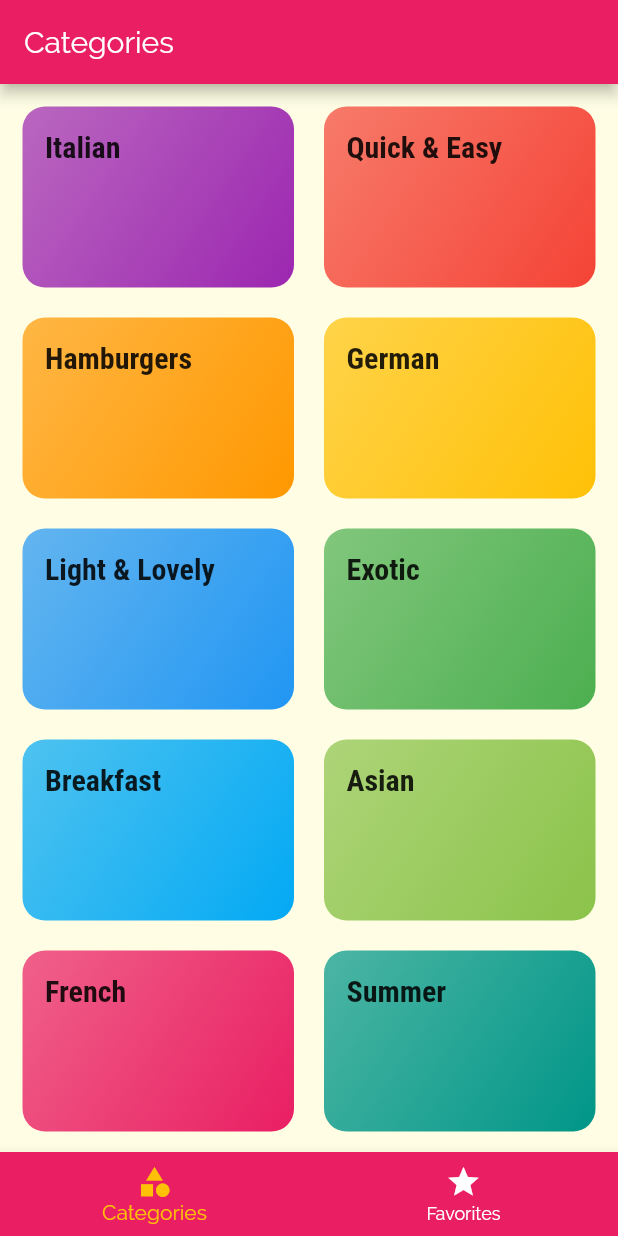
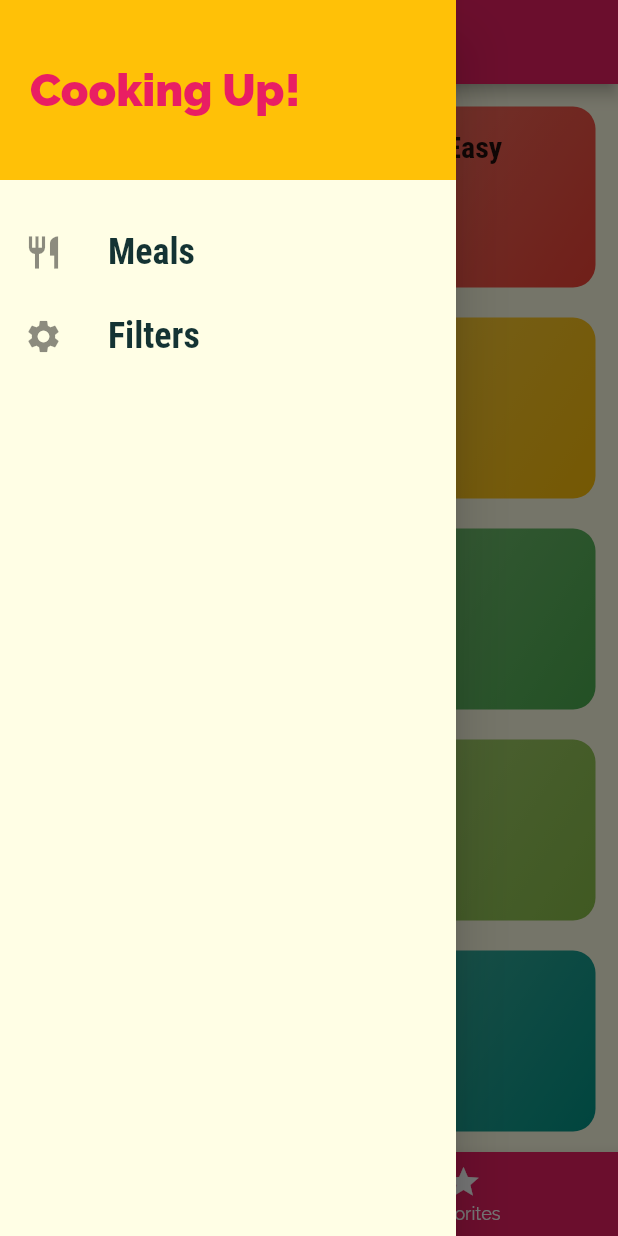
Before and after one commit to DeleMike/Meals, a Flutter app: the screen it shows after launch, with the side drawer open (before the commit the screen has no drawer), on a phone screen of 412 x 824 dp. Run offline on Flutter 3.47's test engine with Material 2 defaults, Android fonts, the phone set to English and light mode, and no system bars.

Commit message:
add filters and favorites functons

```diff
--- a/lib/main.dart
+++ b/lib/main.dart
@@ -1,16 +1,82 @@
+import 'package:Meals/dummy_data.dart';
+import 'package:Meals/models/meal.dart';
 import 'package:flutter/material.dart';
 
 import './screens/categories.dart';
 import './screens/category_meals.dart';
 import './screens/meal_detail.dart';
 import './screens/tab_screens.dart';
+import './screens/filters.dart';
 
 void main() {
   runApp(MyApp());
 }
 
-class MyApp extends StatelessWidget {
+class MyApp extends StatefulWidget {
   // This widget is the root of your application.
+  @override
+  _MyAppState createState() => _MyAppState();
+}
+
+class _MyAppState extends State<MyApp> {
+  Map<String, bool> _filters = {
+    'gluten': false,
+    'lactose': false,
+    'vegan': false,
+    'vegetarian': false,
+  };
+
+  List<Meal> _availableMeals = DUMMY_MEALS;
+  List<Meal> _favoriteMeals = [];
+
+  void _setFilters(Map<String, bool> filterData) {
+    setState(
+      () {
+        _filters = filterData;
+        _availableMeals = DUMMY_MEALS.where(
+          (meal) {
+            if (_filters['gluten'] && !meal.isGlutenFree) {
+              return false;
+            }
+
+            if (_filters['lactose'] && !meal.isLactoseFree) {
+              return false;
+            }
+
+            if (_filters['vegan'] && !meal.isVegan) {
+              return true;
+            }
+
+            if (_filters['vegetarian'] && !meal.isVegetarian) {
+              return false;
+            }
+            return true;
+          },
+        ).toList();
+      },
+    );
+  }
+
+  void _toggleFavorites(String mealId) {
+    final existingIndex =
+        _favoriteMeals.indexWhere((meal) => meal.id == mealId);
+    if (existingIndex >= 0) {
+      setState(() {
+        _favoriteMeals.removeAt(existingIndex);
+      });
+    } else {
+      _favoriteMeals.add(
+        DUMMY_MEALS.firstWhere(
+          (meal) => meal.id == mealId,
+        ),
+      );
+    }
+  }
+
+  bool _isMealFavorite(String id) {
+    return _favoriteMeals.any((meal) => meal.id == id);
+  }
+
   @override
   Widget build(BuildContext context) {
     return MaterialApp(
@@ -38,10 +104,16 @@ class MyApp extends StatelessWidget {
       //home: Categories(),
       initialRoute: '/',
       routes: {
-        '/': (ctx) => TabScreen(),
-        CategoryMeals.routeName: (ctx) => CategoryMeals(),
-        MealDetail.routeName: (ctx) => MealDetail(),
+        '/': (ctx) => TabScreen(_favoriteMeals),
+        CategoryMeals.routeName: (ctx) => CategoryMeals(_availableMeals),
+        MealDetail.routeName: (ctx) =>
+            MealDetail(_toggleFavorites, _isMealFavorite),
+        Filters.routeName: (ctx) => Filters(
+              _setFilters,
+              _filters,
+            ),
       },
+
       //if you going to an unregistered route this route will be shown in place of it
       // onGenerateRoute: (settings) {
       //   print(settings.arguments);
--- a/lib/screens/tab_screens.dart
+++ b/lib/screens/tab_screens.dart
@@ -1,24 +1,34 @@
+import 'package:Meals/models/meal.dart';
 import 'package:flutter/material.dart';
 
 import './categories.dart';
 import './favorites.dart';
+import '../widgets/main_drawer.dart';
 
 class TabScreen extends StatefulWidget {
+  final List<Meal> favoritesMeal;
+  TabScreen(this.favoritesMeal);
   @override
   _TabScreenState createState() => _TabScreenState();
 }
 
 class _TabScreenState extends State<TabScreen> {
-  final List<Map<String, Object>> _tabs = [
+  List<Map<String, Object>> _tabs;
+
+  @override
+  initState(){
+    _tabs = [
     {
       'tab': Categories(),
       'title': 'Categories',
     },
     {
-      'tab': Favorites(),
+      'tab': Favorites(widget.favoritesMeal),
       'title': 'Your Favorites',
     },
   ];
+    super.initState();
+  }
 
   int _selectedPageIndex = 0;
 
@@ -52,6 +62,7 @@ class _TabScreenState extends State<TabScreen> {
               label: 'Favorites'),
         ],
       ),
+      drawer: MainDrawer(),
     );
   }
 }
--- /dev/null
+++ b/lib/widgets/main_drawer.dart
@@ -0,0 +1,54 @@
+import 'package:flutter/material.dart';
+
+import '../screens/filters.dart';
+
+class MainDrawer extends StatelessWidget {
+  Widget buildListTile(IconData icon, String title, Function tapListener) {
+    return ListTile(
+      leading: Icon(icon, size: 26),
+      title: Text(
+        title,
+        style: TextStyle(
+          fontFamily: 'RobotoCondensed',
+          fontSize: 24,
+          fontWeight: FontWeight.bold,
+        ),
+      ),
+      onTap: tapListener,
+    );
+  }
+
+  @override
+  Widget build(BuildContext context) {
+    return Drawer(
+      child: Column(
+        children: [
+          Container(
+            height: 120,
+            width: double.infinity,
+            padding: const EdgeInsets.all(20),
+            alignment: Alignment.centerLeft,
+            color: Theme.of(context).accentColor,
+            child: Text(
+              'Cooking Up!',
+              style: TextStyle(
+                fontWeight: FontWeight.w900,
+                fontSize: 30,
+                color: Theme.of(context).primaryColor,
+              ),
+            ),
+          ),
+          SizedBox(
+            height: 20,
+          ),
+          buildListTile(Icons.restaurant, 'Meals', () {
+            Navigator.of(context).pushReplacementNamed('/');
+          },),
+          buildListTile(Icons.settings, 'Filters', () {
+            Navigator.of(context).pushReplacementNamed(Filters.routeName);
+          }),
+        ],
+      ),
+    );
+  }
+}
```
Also changed, not shown: lib/screens/category_meals.dart (+33 -7 lines), lib/screens/favorites.dart (+24 -2 lines), lib/screens/filters.dart (added, +100 -0 lines), lib/screens/meal_detail.dart (+20 -7 lines), lib/widgets/meal_item.dart (+18 -8 lines).
